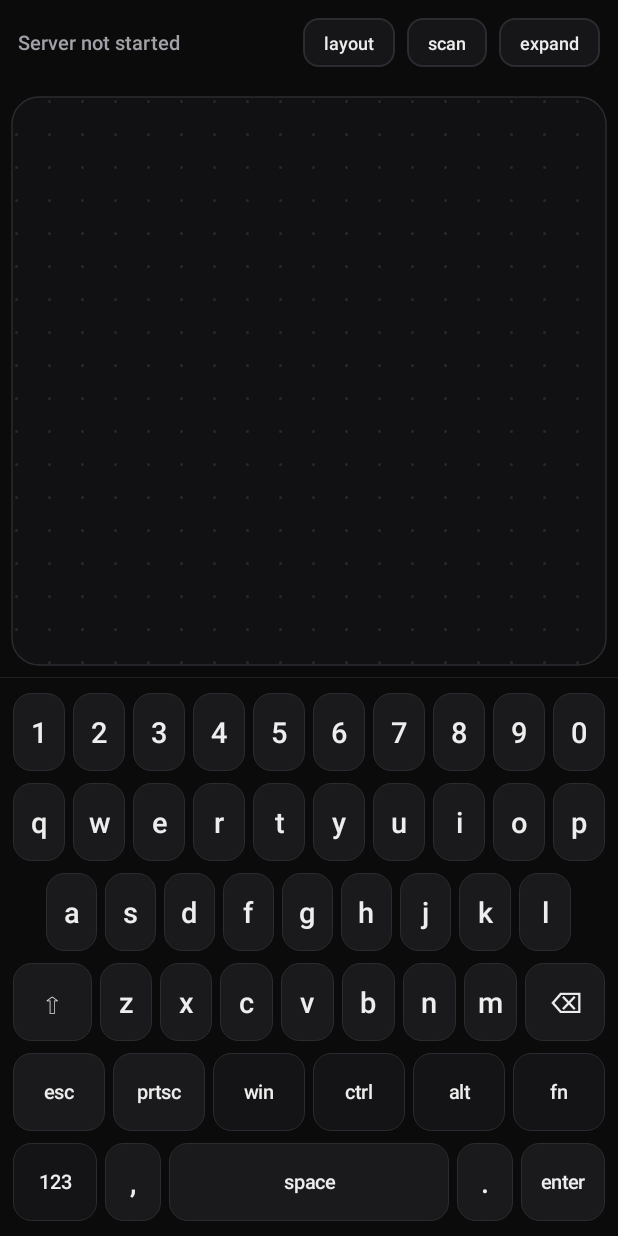
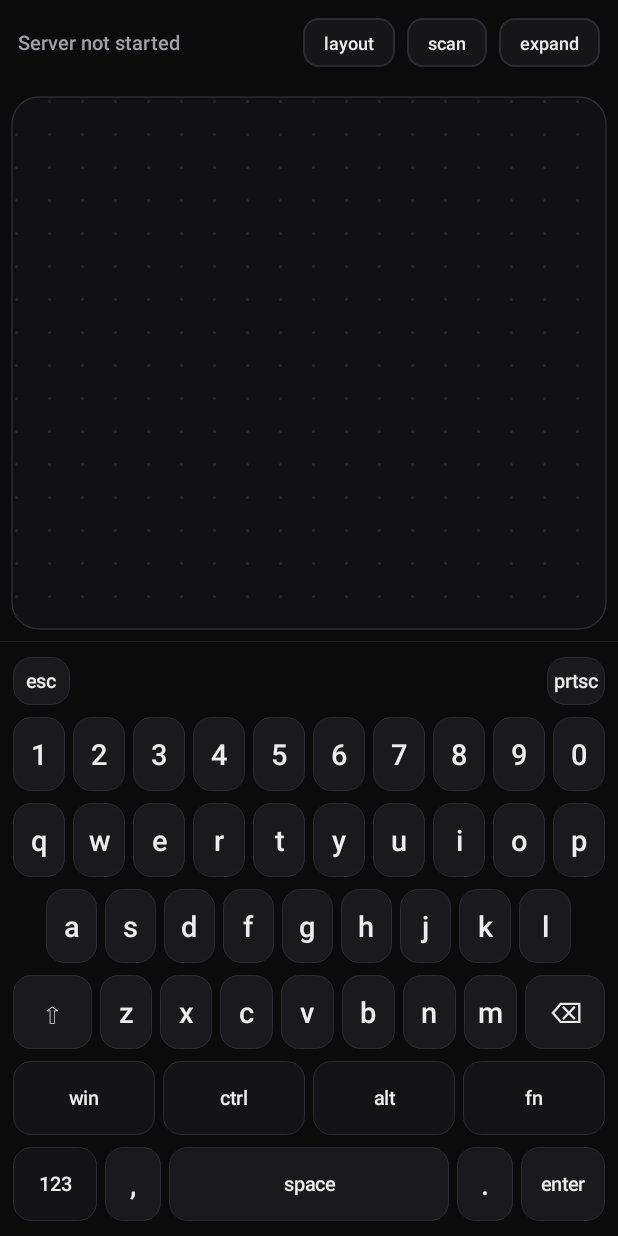
Before and after one commit to franc417/remote-hid, an Android app: the screen it shows after launch (MainActivity), on a phone screen of 412 x 824 dp. Run offline under Robolectric (Android 15) with nearby library versions, the phone set to English and light mode, and no system bars; libraries missing offline, so code that uses them is left out: androidx.camera.core, androidx.camera.mlkit, androidx.camera.view, com.google.mlkit.vision; plain views replace PreviewView; 7 statements that could not run were skipped.

Commit message:
fn works in place again (digits -> F1..F10, esc -> F11, prtsc -> F12, arrows -> nav), no separate fn page; esc above 1 and prtsc above 0; older layout text converts

```diff
--- a/android-app/app/src/main/java/com/remotehid/server/MainActivity.kt
+++ b/android-app/app/src/main/java/com/remotehid/server/MainActivity.kt
@@ -40,9 +40,10 @@ import java.net.Socket
 
 private const val PORT = 8765
 
-// v2: the default layout changed (arrows moved to 123, tab -> prtsc, larger keys). A layout saved
-// by the previous version is deliberately not loaded; copy/paste in the layout editor brings one back.
-private const val KEYBOARD_LAYOUT_PREF = "keyboard_layout_v2"
+// v3: fn now works in place (no separate page) and esc/prtsc moved above 1 and 0. A layout saved by
+// an earlier build is deliberately not loaded so the new arrangement shows up; the layout editor's
+// copy/paste can bring an old one back (its old fn page is converted to the fn toggle on the way in).
+private const val KEYBOARD_LAYOUT_PREF = "keyboard_layout_v3"
 private const val HAPTIC_LEVEL_PREF = "haptic_level"
 private const val STATUS_REFRESH_MS = 2000L
 
--- a/android-app/app/src/main/java/com/remotehid/server/input/KeyboardLayout.kt
+++ b/android-app/app/src/main/java/com/remotehid/server/input/KeyboardLayout.kt
@@ -21,6 +21,14 @@ const val CODE_SPACER = "spacer"
 
 /** `layer:<name>` switches to another layer (123, ABC, fn, =\<). */
 const val CODE_LAYER_PREFIX = "layer:"
+
+/**
+ * The fn toggle. While it is on, keys that have a function-key meaning change IN PLACE
+ * (see FnMap): the digits become F1..F10, esc F11, prtsc F12, the arrows Home/PgUp/PgDn/End.
+ * It is not a page of its own. (Older layout text used `layer:fn`; the parser still accepts
+ * that and treats it as this toggle.)
+ */
+const val CODE_FN = "fn"
 
 /** A character with no physical key, sent through the Ctrl+Shift+U sequence; needs `unicode` hex. */
 const val CODE_UNICODE = "unicode"
@@ -50,6 +58,28 @@ val PHYSICAL_CODES: Set<String> = buildSet {
     )
 }
 
+/** What each key becomes while fn is on. Only plain keys (no forced modifiers) are remapped. */
+object FnMap {
+    private val codes: Map<String, String> = buildMap {
+        for (d in 1..9) put("Digit$d", "F$d")
+        put("Digit0", "F10")
+        put("Escape", "F11")
+        put("PrintScreen", "F12")
+        put("ArrowLeft", "Home")
+        put("ArrowUp", "PageUp")
+        put("ArrowDown", "PageDown")
+        put("ArrowRight", "End")
+    }
+
+    fun forCode(code: String): String? = codes[code]
+
+    fun label(code: String): String = when (code) {
+        "PageUp" -> "PgUp"
+        "PageDown" -> "PgDn"
+        else -> code
+    }
+}
+
 data class KeyDef(
     val label: String,
     val code: String,
@@ -62,7 +92,18 @@ data class KeyDef(
     val isSpacer: Boolean get() = code == CODE_SPACER
     val isSticky: Boolean get() = code in STICKY_MODS
     val layerTarget: String? get() = if (code.startsWith(CODE_LAYER_PREFIX)) code.removePrefix(CODE_LAYER_PREFIX) else null
-    val isModifierLook: Boolean get() = code == "ctrl" || code == "alt" || code == "Meta" || layerTarget != null
+    val isFnToggle: Boolean get() = code == CODE_FN
+    val isModifierLook: Boolean get() = code == "ctrl" || code == "alt" || code == "Meta" || layerTarget != null || isFnToggle
+
+    /**
+     * This key as it should look and act while fn is on, or null if fn leaves it alone. "@" is
+     * Shift+2, so it is left alone (it has a forced modifier); the plain "2" becomes F2.
+     */
+    fun fnVariant(): KeyDef? {
+        if (mods.isNotEmpty() || isSticky || isSpacer || isFnToggle || layerTarget != null || code == CODE_UNICODE) return null
+        val fnCode = FnMap.forCode(code) ?: return null
+        return KeyDef(FnMap.label(fnCode), fnCode, weight)
+    }
 }
 
 data class RowDef(val keys: List<KeyDef>, val height: Float = 1f) {
@@ -188,7 +229,8 @@ object LayoutEditor {
  * `label|code|weight|mods|unicode`; only label and code are required. Inside a
  * label write \| for a pipe, \\ for a backslash and \s for a space. `mods` is a
  * comma list of shift, ctrl, alt, meta. The code is a key name (KeyQ, Comma,
- * Enter...), shift/ctrl/alt (sticky), layer:<name>, spacer, or unicode.
+ * Enter...), shift/ctrl/alt (sticky), fn (toggles function keys in place),
+ * layer:<name>, spacer, or unicode.
  */
 object LayoutText {
 
@@ -320,6 +362,8 @@ object LayoutText {
             }
         }
 
+        layers.removeAll { it.name == "fn" }  // the old separate fn page no longer exists
+
         if (!sawHeader) errors.add("empty: expected \"$HEADER\" on the first line")
         if (sawHeader && layers.isEmpty() && errors.isEmpty()) errors.add("no layers: add a \"layer <name>\" line")
         for (layer in layers) if (layer.rowLines == 0) errors.add("layer \"${layer.name}\" has no rows")
@@ -345,11 +389,12 @@ object LayoutText {
             return null
         }
         val label = unescapeLabel(f[0])
-        val code = f[1]
+        // Older layouts used a separate "fn" page: that key is now the in-place fn toggle.
+        val code = if (f[1] == "layer:fn") CODE_FN else f[1]
         var ok = true
 
         val validCode = code in PHYSICAL_CODES || code in STICKY_MODS || code == CODE_SPACER ||
-            code == CODE_UNICODE || (code.startsWith(CODE_LAYER_PREFIX) && code.length > CODE_LAYER_PREFIX.length)
+            code == CODE_UNICODE || code == CODE_FN || (code.startsWith(CODE_LAYER_PREFIX) && code.length > CODE_LAYER_PREFIX.length)
         if (!validCode) {
             errors.add("line $lineNo: unknown key code \"$code\" in \"$token\"")
             ok = false
@@ -392,25 +437,26 @@ object LayoutText {
 // ---------------------------------------------------------------- default layout
 
 /**
- * The default layout, built from the arrangement tested on the phone:
+ * The default layout:
  *
- *  - letters: digits, qwerty, an indented home row, a wide shift and backspace,
- *    a modifier row (esc, prtsc, win, ctrl, alt, fn) and a bottom row with the
- *    comma and full stop beside a wide space bar. No row has more than ten
- *    keys, so every key stays comfortably wide. The arrow keys are NOT here:
- *    they live on the 123 page, where they are one tap away and do not crowd
- *    the typing layer. (Tab is gone on purpose; prtsc took its place.)
- *  - fn: F1 to F12 in two rows of six, and Home / PgUp / PgDn / End.
- *  - symbols1 (123): Android's ?123 page, plus the arrow cluster with the
- *    up arrow directly above the down arrow.
+ *  - letters: a thin top row with esc above the 1 key and prtsc above the 0 key, then digits,
+ *    qwerty, an indented home row, a wide shift and backspace, a modifier row (win, ctrl, alt,
+ *    fn) and a bottom row with the comma and full stop beside a wide space bar. No row has more
+ *    than ten keys. The arrow keys are on the 123 page, where they are one tap away and do not
+ *    crowd the typing page. (Tab is gone on purpose; prtsc took its place.)
+ *  - fn is not a page: pressing it changes keys in place. The digits become F1 to F10, esc
+ *    becomes F11 and prtsc F12 (they sit above F1 and F10), and the arrows become Home, PgUp,
+ *    PgDn and End. Press fn again to go back.
+ *  - symbols1 (123): Android's ?123 page, plus the arrow cluster with the up arrow directly
+ *    above the down arrow.
  *  - symbols2 (=\<): Android's second symbols page.
  *
- * Every layer adds up to the same total height (6.0) so the keyboard never
- * changes size when you switch layers: six rows of 1.0, or five of 1.2.
+ * Every layer adds up to the same total height (6.7) so the keyboard never changes size when
+ * you switch layers: a 0.7 top row plus six rows of 1.0, or five rows of 1.34.
  *
- * Symbols come from real physical keys plus shift wherever one exists (what a
- * physical US keyboard sends); only characters with no physical key (euro,
- * pi, ...) use the best-effort Unicode entry sequence.
+ * Symbols come from real physical keys plus shift wherever one exists (what a physical US
+ * keyboard sends); only characters with no physical key (euro, pi, ...) use the best-effort
+ * Unicode entry sequence.
  */
 object DefaultLayout {
 
@@ -421,18 +467,22 @@ object DefaultLayout {
 
     private fun letters(chars: String) = chars.map { k(it.toString(), "Key${it.uppercaseChar()}") }
     private fun digits() = "1234567890".map { k(it.toString(), "Digit$it") }
-    private fun fKeys(range: IntRange) = range.map { k("F$it", "F$it") }
 
-    /** esc, prtsc, win, ctrl, alt, fn: the same on every layer that has it. */
-    private fun modifiers() = listOf(
-        k("esc", "Escape"), k("prtsc", "PrintScreen"), k("win", "Meta"),
-        k("ctrl", "ctrl"), k("alt", "alt"), k("fn", "layer:fn"),
-    )
+    private fun esc() = k("esc", "Escape")
+    private fun prtsc() = k("prtsc", "PrintScreen")
+
+    /** win, ctrl, alt, fn */
+    private fun modifiers() = listOf(k("win", "Meta"), k("ctrl", "ctrl"), k("alt", "alt"), k("fn", CODE_FN))
 
     private fun bottom(backLabel: String, backLayer: String, comma: KeyDef = k(",", "Comma"), stop: KeyDef = k(".", "Period")) =
         RowDef(listOf(k(backLabel, "layer:$backLayer", 1.5f), comma, k("space", "Space", 5f), stop, k("enter", "Enter", 1.5f)))
 
+    // Height of one row on the pages that have five rows (see the total in the comment above).
+    private const val TALL = 1.34f
+
     private val lettersRows: List<RowDef> = listOf(
+        // esc is one key wide above the "1" column, prtsc one key wide above the "0" column.
+        RowDef(listOf(esc(), gap(8f), prtsc()), 0.7f),
         RowDef(digits()),
         RowDef(letters("qwertyuiop")),
         RowDef(listOf(gap(0.5f)) + letters("asdfghjkl") + gap(0.5f)),
@@ -441,69 +491,63 @@ object DefaultLayout {
         bottom("123", "symbols1"),
     )
 
-    private val fnRows: List<RowDef> = listOf(
-        RowDef(fKeys(1..6), 1.2f),
-        RowDef(fKeys(7..12), 1.2f),
-        RowDef(listOf(k("Home", "Home"), k("PgUp", "PageUp"), k("PgDn", "PageDown"), k("End", "End")), 1.2f),
-        RowDef(modifiers(), 1.2f),
-        bottom("123", "symbols1").copy(height = 1.2f),
-    )
-
     // Android's ?123 page with the arrow cluster. Row 3 has nine equal keys and the
     // up arrow sits in row 2 above the down arrow: the widths in row 2 are chosen so
     // both arrows share one column (up arrow's centre = 7.5 / 9 of the row, as the
     // down arrow's is in row 3).
     private val symbols1Rows: List<RowDef> = listOf(
-        RowDef(digits(), 1.2f),
+        RowDef(digits(), TALL),
         RowDef(
             listOf(
                 s("@", "Digit2"), s("#", "Digit3"), s("$", "Digit4"), s("%", "Digit5"), s("&", "Digit7"),
                 k("-", "Minus"), s("+", "Equal"), s("(", "Digit9"), s(")", "Digit0"), k("/", "Slash"),
             ),
-            1.2f,
+            TALL,
         ),
         RowDef(
             listOf(k("=\\<", "layer:symbols2", 1.5f)) + listOf(
                 s("*", "Digit8"), s("\"", "Quote"), k("'", "Quote"), s(":", "Semicolon"),
                 k(";", "Semicolon"), s("!", "Digit1"), s("?", "Slash"),
             ) + k("\u25B2", "ArrowUp", 1.21f) + k("\u232B", "Backspace", 1.21f),
-            1.2f,
+            TALL,
         ),
-        RowDef(modifiers() + listOf(k("\u25C0", "ArrowLeft"), k("\u25BC", "ArrowDown"), k("\u25B6", "ArrowRight")), 1.2f),
-        bottom("ABC", "letters").copy(height = 1.2f),
+        RowDef(
+            listOf(esc(), prtsc()) + modifiers() + listOf(k("\u25C0", "ArrowLeft"), k("\u25BC", "ArrowDown"), k("\u25B6", "ArrowRight")),
+            TALL,
+        ),
+        bottom("ABC", "letters").copy(height = TALL),
     )
 
     // Android's =\< page.
     private val symbols2Rows: List<RowDef> = listOf(
-        RowDef(digits(), 1.2f),
+        RowDef(digits(), TALL),
         RowDef(
             listOf(
                 s("~", "Backquote"), k("`", "Backquote"), s("|", "Backslash"), u("\u2022", "2022"), u("\u221A", "221a"),
                 u("\u03C0", "3c0"), u("\u00F7", "f7"), u("\u00D7", "d7"), u("\u00B6", "b6"), u("\u2206", "2206"),
             ),
-            1.2f,
+            TALL,
         ),
         RowDef(
             listOf(
                 u("\u00A3", "a3"), u("\u00A2", "a2"), u("\u20AC", "20ac"), u("\u00A5", "a5"), s("^", "Digit6"),
                 u("\u00B0", "b0"), k("=", "Equal"), s("{", "BracketLeft"), s("}", "BracketRight"), k("\\", "Backslash"),
             ),
-            1.2f,
+            TALL,
         ),
         RowDef(
             listOf(k("?123", "layer:symbols1", 1.5f)) + listOf(
                 s("%", "Digit5"), u("\u00A9", "a9"), u("\u00AE", "ae"), u("\u2122", "2122"), u("\u2713", "2713"),
                 k("[", "BracketLeft"), k("]", "BracketRight"),
             ) + k("\u232B", "Backspace", 1.5f),
-            1.2f,
+            TALL,
         ),
-        bottom("ABC", "letters", comma = s("<", "Comma"), stop = s(">", "Period")).copy(height = 1.2f),
+        bottom("ABC", "letters", comma = s("<", "Comma"), stop = s(">", "Period")).copy(height = TALL),
     )
 
     fun build(): LayoutDef = LayoutDef(
         listOf(
             LayerDef("letters", lettersRows),
-            LayerDef("fn", fnRows),
             LayerDef("symbols1", symbols1Rows),
             LayerDef("symbols2", symbols2Rows),
         ),
--- a/android-app/app/src/main/java/com/remotehid/server/input/KeyboardView.kt
+++ b/android-app/app/src/main/java/com/remotehid/server/input/KeyboardView.kt
@@ -33,9 +33,9 @@ private val BORDER_COLOR = Color.parseColor("#2B2B30")
 private val BORDER_PRESSED_COLOR = Color.parseColor("#55555E")
 private val TEXT_COLOR_LIGHT = Color.parseColor("#EDEDED")
 private val TEXT_COLOR_DARK = Color.parseColor("#0B0B0C")
-// Row height follows the screen (about 7.3% of its height, between 56 and 72dp) so the
+// Row height follows the screen (about 7% of its height, between 56 and 72dp) so the
 // keys are comfortably tall on a big phone without swallowing the trackpad on a small one.
-private const val ROW_HEIGHT_FRACTION = 0.073f
+private const val ROW_HEIGHT_FRACTION = 0.070f
 private const val MIN_ROW_DP = 56f
 private const val MAX_ROW_DP = 72f
 private const val KEY_RADIUS_DP = 12f
@@ -76,10 +76,12 @@ private const val EDIT_HINT = "Tap a key to select it. Drag it to move it, drag
 
 /**
  * Full on-screen keyboard, built from a LayoutDef (KeyboardLayout.kt): layers
- * (letters, fn, the two symbol pages), rows, keys with widths. Ctrl/Alt/Shift
+ * (letters and the two symbol pages), rows, keys with widths. Ctrl/Alt/Shift
  * are sticky (tap to arm, next key only, then cleared) and stay armed across
- * layer switches. A key can switch layer (fn, 123, ABC, =\<); tapping the
- * toggle for the layer you are on returns to the first layer.
+ * layer switches. A key can switch layer (123, ABC, =\<); tapping the
+ * toggle for the layer you are on returns to the first layer. fn is not a
+ * layer: while it is on, keys change in place (digits become F1..F10, esc F11,
+ * prtsc F12, the arrows Home/PgUp/PgDn/End) until it is pressed again.
  *
  * Row height is fixed per row (not stretched to fill available space) — see
  * activity_main.xml, where this view is wrap_content height and the
@@ -138,6 +140,9 @@ class KeyboardView @JvmOverloads constructor(
     private var selRow = -1
     private var selKey = -1
 
+    // fn stays on until pressed again, and applies on whichever layer is showing.
+    private var fnActive = false
+
     private val armedMods = mutableSetOf<String>()
     private data class StickyInfo(val view: TextView, val restColor: Int, val restPressedColor: Int)
     private val modifierButtons = mutableMapOf<String, MutableList<StickyInfo>>()
@@ -187,6 +192,7 @@ class KeyboardView @JvmOverloads constructor(
     fun setEditMode(on: Boolean) {
         if (editMode == on) return
         editMode = on
+        if (on) fnActive = false  // edit the real keys, not their fn versions
         editBar.visibility = if (on) View.VISIBLE else View.GONE
         clearSelection()
         updateEditInfo()
@@ -243,7 +249,11 @@ class KeyboardView @JvmOverloads constructor(
         val toggledOn = key.layerTarget != null && key.layerTarget == currentLayer &&
             key.layerTarget != layout.defaultLayerName
         val armedSticky = key.isSticky && armedMods.contains(key.code)
-        val armed = toggledOn || armedSticky
+        val armedFn = key.isFnToggle && fnActive
+        val armed = toggledOn || armedSticky || armedFn
+
+        // While fn is on, plain keys show and send their function-key meaning (F1.., Home..).
+        val shown = if (fnActive && !editMode) key.fnVariant() ?: key else key
         val restColor = if (key.isModifierLook) MODIFIER_COLOR else KEY_COLOR
         val restPressedColor = if (key.isModifierLook) MODIFIER_PRESSED_COLOR else KEY_PRESSED_COLOR
 
@@ -252,7 +262,7 @@ class KeyboardView @JvmOverloads constructor(
             typeface = keyTypeface
             layoutParams = params
         }
-        applyLabel(view, key.label)
+        applyLabel(view, shown.label)
         if (armed) {
             style(view, ARMED_COLOR, ARMED_PRESSED_COLOR, TEXT_COLOR_DARK, selected)
         } else {
@@ -275,7 +285,7 @@ class KeyboardView @JvmOverloads constructor(
         }
 
         view.setOnClickListener {
-            onKeyTapped(key, view, restColor, restPressedColor)
+            onKeyTapped(key, shown, view, restColor, restPressedColor)
         }
 
         if (key.isSticky) {
@@ -284,14 +294,21 @@ class KeyboardView @JvmOverloads constructor(
         return view
     }
 
-    private fun onKeyTapped(key: KeyDef, view: TextView, restColor: Int, restPressedColor: Int) {
+    /** `key` is the key in the layout; `shown` is what it currently is (its fn version while fn is on). */
+    private fun onKeyTapped(key: KeyDef, shown: KeyDef, view: TextView, restColor: Int, restPressedColor: Int) {
         val target = key.layerTarget
         when {
+            key.isFnToggle -> toggleFn()
             target != null -> switchLayer(if (target == currentLayer) layout.defaultLayerName else target)
             key.isSticky -> toggleModifier(key.code, view, restColor, restPressedColor)
-            key.code == CODE_UNICODE && key.unicode != null -> sendUnicodeChar(key.unicode, key.label)
-            else -> sendKey(key.code, key.mods)
+            shown.code == CODE_UNICODE && shown.unicode != null -> sendUnicodeChar(shown.unicode, shown.label)
+            else -> sendKey(shown.code, shown.mods)
         }
+    }
+
+    private fun toggleFn() {
+        fnActive = !fnActive
+        rebuild()  // every key re-labels in place; the fn key itself lights up while on
     }
 
     /** Single glyphs get the big size; multi-character labels (esc, PgUp, F10) a smaller one. */
```
Also changed, not shown: 4 other files.
